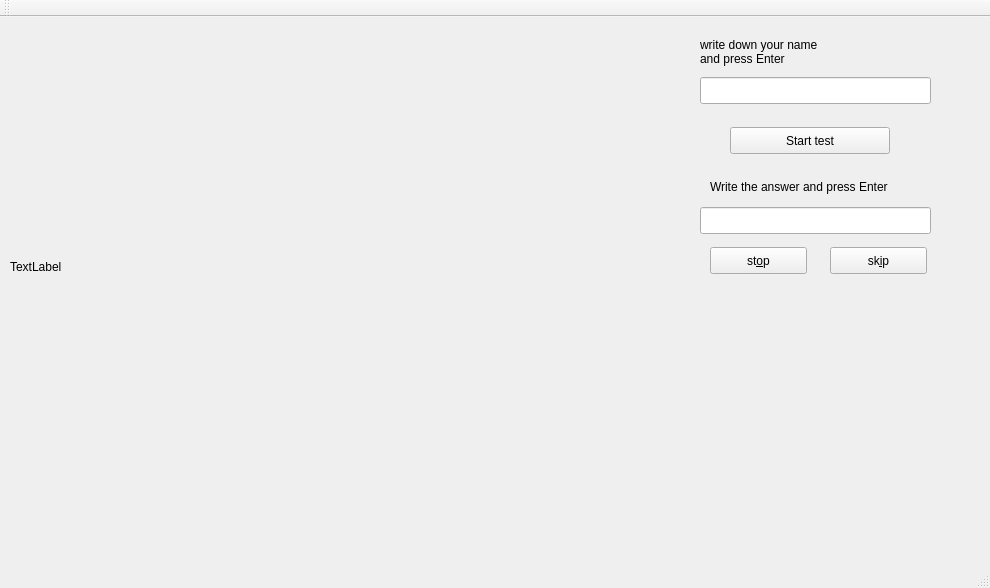
Old version of the form mainwindow.ui in the repository ArtfulVampire/TestAnagramms.
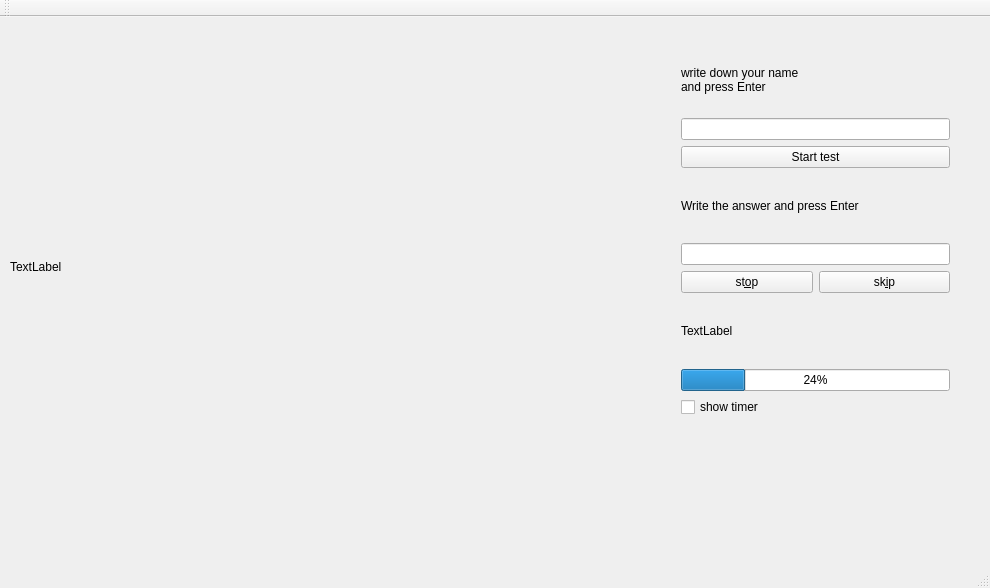
New version of the form.

Commit message: added timer and global counter

Diff of the .ui file:
```diff
--- a/mainwindow.ui
+++ b/mainwindow.ui
@@ -27,92 +27,81 @@
      <string>TextLabel</string>
     </property>
    </widget>
-   <widget class="QLineEdit" name="answerLineEdit">
+   <widget class="QWidget" name="">
     <property name="geometry">
      <rect>
-      <x>700</x>
-      <y>190</y>
-      <width>231</width>
-      <height>27</height>
+      <x>670</x>
+      <y>20</y>
+      <width>291</width>
+      <height>391</height>
      </rect>
     </property>
-   </widget>
-   <widget class="QPushButton" name="startPushButton">
-    <property name="geometry">
-     <rect>
-      <x>730</x>
-      <y>110</y>
-      <width>160</width>
-      <height>27</height>
-     </rect>
-    </property>
+    <layout class="QGridLayout" name="gridLayout">
+     <item row="8" column="0">
+      <widget class="QCheckBox" name="timerCheckBox">
     <property name="text">
-     <string>Start test</string>
-    </property>
-   </widget>
-   <widget class="QPushButton" name="stopPushButton">
-    <property name="geometry">
-     <rect>
-      <x>710</x>
-      <y>230</y>
-      <width>97</width>
-      <height>27</height>
-     </rect>
-    </property>
-    <property name="text">
-     <string>st&amp;op</string>
-    </property>
-   </widget>
+        <string>show timer</string>
+       </property>
+      </widget>
+     </item>
+     <item row="5" column="1">
    <widget class="QPushButton" name="skipPushButton">
-    <property name="geometry">
-     <rect>
-      <x>830</x>
-      <y>230</y>
-      <width>97</width>
-      <height>27</height>
-     </rect>
-    </property>
     <property name="text">
      <string>sk&amp;ip</string>
     </property>
    </widget>
-   <widget class="QLineEdit" name="nameLineEdit">
-    <property name="geometry">
-     <rect>
-      <x>700</x>
-      <y>60</y>
-      <width>231</width>
-      <height>27</height>
-     </rect>
-    </property>
-   </widget>
+     </item>
+     <item row="0" column="0" colspan="2">
    <widget class="QLabel" name="label">
-    <property name="geometry">
-     <rect>
-      <x>700</x>
-      <y>20</y>
-      <width>140</width>
-      <height>30</height>
-     </rect>
-    </property>
     <property name="text">
      <string>write down your name
 and press Enter</string>
     </property>
    </widget>
+     </item>
+     <item row="5" column="0">
+      <widget class="QPushButton" name="stopPushButton">
+       <property name="text">
+        <string>st&amp;op</string>
+       </property>
+      </widget>
+     </item>
+     <item row="1" column="0" colspan="2">
+      <widget class="QLineEdit" name="nameLineEdit"/>
+     </item>
+     <item row="6" column="0" colspan="2">
+      <widget class="QLabel" name="currentLabel">
+       <property name="text">
+        <string>TextLabel</string>
+       </property>
+      </widget>
+     </item>
+     <item row="2" column="0" colspan="2">
+      <widget class="QPushButton" name="startPushButton">
+       <property name="text">
+        <string>Start test</string>
+       </property>
+      </widget>
+     </item>
+     <item row="3" column="0" colspan="2">
    <widget class="QLabel" name="label_2">
-    <property name="geometry">
-     <rect>
-      <x>710</x>
-      <y>150</y>
-      <width>220</width>
-      <height>40</height>
-     </rect>
-    </property>
     <property name="text">
      <string>Write the answer and press Enter</string>
     </property>
    </widget>
+     </item>
+     <item row="4" column="0" colspan="2">
+      <widget class="QLineEdit" name="answerLineEdit"/>
+     </item>
+     <item row="7" column="0" colspan="2">
+      <widget class="QProgressBar" name="progressBar">
+       <property name="value">
+        <number>24</number>
+       </property>
+      </widget>
+     </item>
+    </layout>
+   </widget>
   </widget>
   <widget class="QMenuBar" name="menuBar">
    <property name="geometry">
```
Left out of the diff: 2 changed lines with no effect on the pictures. Lines whose indentation alone changed are shown as unchanged. The commit also changes 4 other files.
